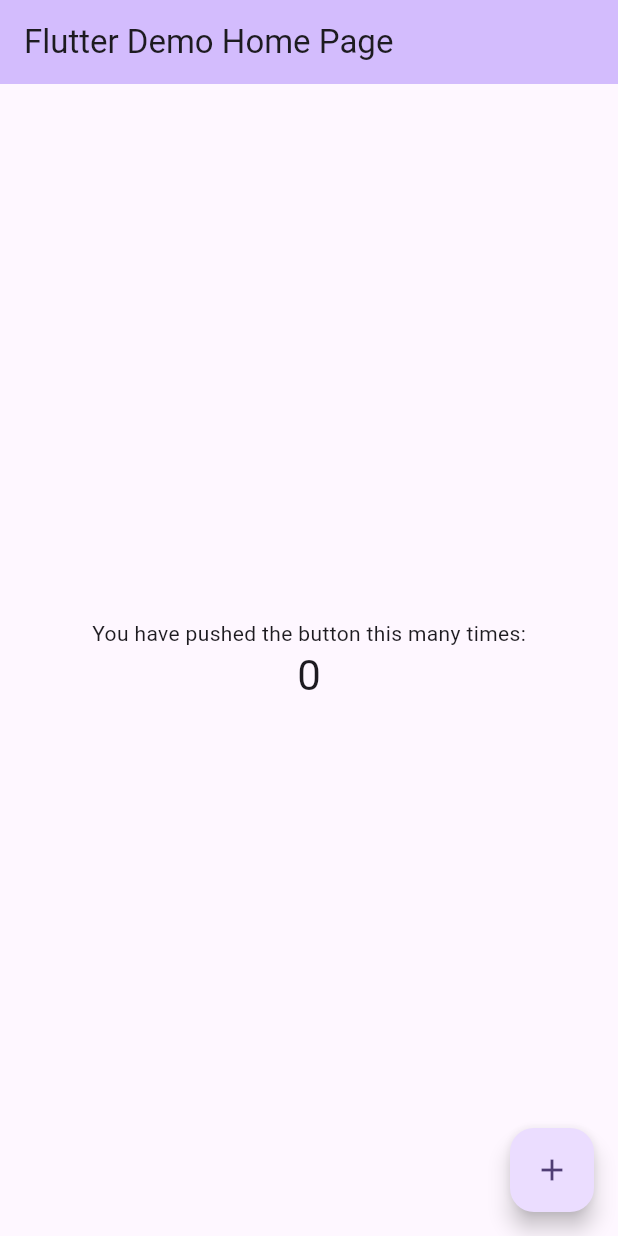
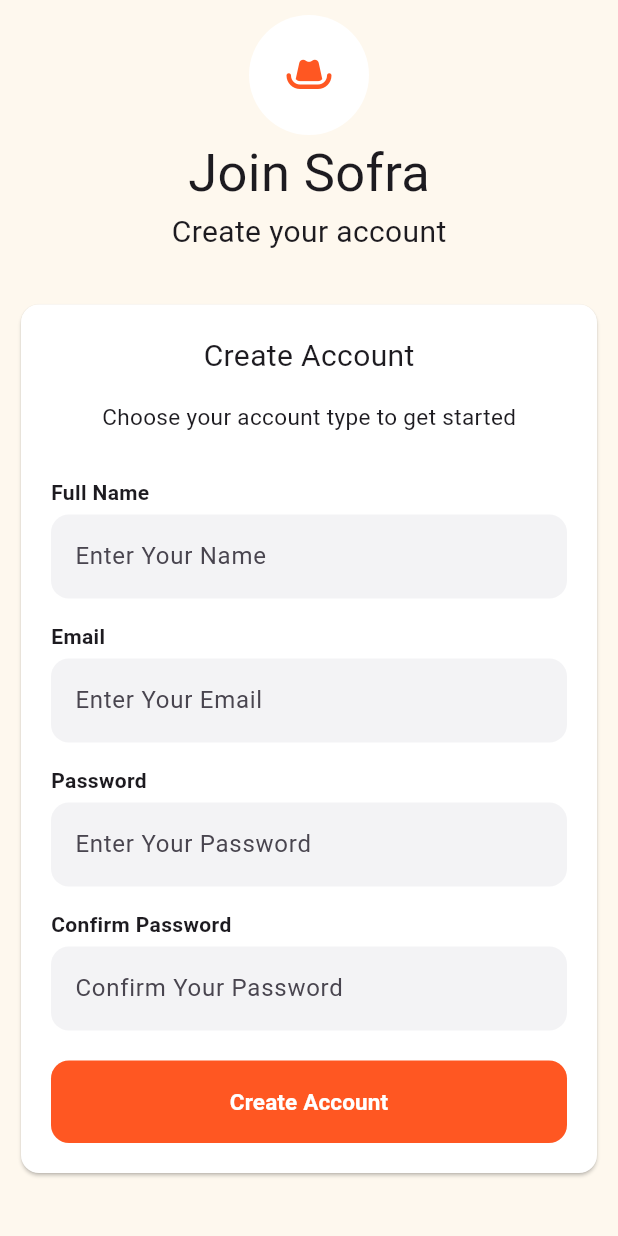
Before and after one commit to AhmedNasser1999/sofra_app, a Flutter app: the screen it shows after launch, on a phone screen of 412 x 824 dp. Run offline on Flutter 3.47's test engine with Material 3 defaults, Android fonts, the phone set to English and light mode, and no system bars; our stand-ins replace font_awesome_flutter.

Commit message:
feat(auth): finish signup UI

```diff
--- /dev/null
+++ b/lib/core/widgets/coustom_button.dart
@@ -0,0 +1,34 @@
+import 'package:flutter/material.dart';
+
+class CoustomButton extends StatelessWidget {
+  final VoidCallback onPressed;
+  final String title;
+  const CoustomButton({
+    super.key,
+    required this.onPressed,
+    required this.title,
+  });
+
+  @override
+  Widget build(BuildContext context) {
+    return Container(
+      decoration: BoxDecoration(
+        borderRadius: BorderRadius.circular(12.0),
+        color: Colors.deepOrange,
+      ),
+      width: double.infinity,
+      height: 55.0,
+      child: MaterialButton(
+        onPressed: onPressed,
+        child: Text(
+          title,
+          style: TextStyle(
+            fontSize: 15,
+            fontWeight: FontWeight.bold,
+            color: Colors.white,
+          ),
+        ),
+      ),
+    );
+  }
+}
--- /dev/null
+++ b/lib/core/widgets/coustom_text_form_filed.dart
@@ -0,0 +1,39 @@
+import 'package:flutter/material.dart';
+
+class CoustomTextFormFiled extends StatelessWidget {
+  final String lapelText;
+  final String hintText;
+  final TextEditingController controller;
+  const CoustomTextFormFiled({
+    super.key,
+    required this.lapelText,
+    required this.hintText,
+    required this.controller,
+  });
+
+  @override
+  Widget build(BuildContext context) {
+    return SizedBox(
+      child: Column(
+        crossAxisAlignment: CrossAxisAlignment.start,
+        children: [
+          Text(lapelText, style: TextStyle(fontWeight: FontWeight.bold)),
+          SizedBox(height: 5.0),
+
+          TextFormField(
+            controller: controller,
+            decoration: InputDecoration(
+              hintText: hintText,
+              border: OutlineInputBorder(
+                borderSide: BorderSide.none,
+                borderRadius: BorderRadius.circular(12),
+              ),
+              filled: true,
+              fillColor: Color(0xffF3F3F5),
+            ),
+          ),
+        ],
+      ),
+    );
+  }
+}
--- /dev/null
+++ b/lib/features/signup/presentation/view/signup_page.dart
@@ -0,0 +1,120 @@
+import 'package:flutter/material.dart';
+import 'package:font_awesome_flutter/font_awesome_flutter.dart';
+import 'package:sofra_app/core/widgets/coustom_button.dart';
+import 'package:sofra_app/core/widgets/coustom_text_form_filed.dart';
+
+class SignupPage extends StatelessWidget {
+  final TextEditingController fullNameController = TextEditingController();
+  final TextEditingController emailController = TextEditingController();
+  final TextEditingController passwordController = TextEditingController();
+  final TextEditingController confirmPasswordController =
+      TextEditingController();
+  SignupPage({super.key});
+
+  @override
+  Widget build(BuildContext context) {
+    return Scaffold(
+      backgroundColor: Color(0xffFEF8EE),
+      body: SafeArea(
+        child: Padding(
+          padding: const EdgeInsets.all(10.0),
+          child: SizedBox(
+            width: double.infinity,
+            child: SingleChildScrollView(
+              child: Column(
+                crossAxisAlignment: CrossAxisAlignment.center,
+                children: [
+                  CircleAvatar(
+                    radius: 40,
+                    backgroundColor: Colors.white,
+                    child: FaIcon(
+                      FontAwesomeIcons.hatCowboy,
+                      color: Colors.deepOrange,
+                    ),
+                  ),
+                  Text('Join Sofra', style: TextStyle(fontSize: 35.0)),
+                  Text('Create your account', style: TextStyle(fontSize: 20.0)),
+                  SizedBox(height: 30.0),
+                  SizedBox(
+                    width: double.infinity,
+                    child: Card(
+                      color: Color(0xffffffff),
+                      child: Padding(
+                        padding: const EdgeInsets.all(20.0),
+                        child: Column(
+                          children: [
+                            Text(
+                              'Create Account',
+                              style: TextStyle(fontSize: 20.0),
+                            ),
+                            SizedBox(height: 15.0),
+                            Text(
+                              'Choose your account type to get started',
+                              style: TextStyle(fontSize: 15.0),
+                            ),
+                            SizedBox(height: 30),
+                            CoustomTextFormFiled(
+                              lapelText: 'Full Name',
+                              hintText: 'Enter Your Name',
+                              controller: fullNameController,
+                            ),
+                            SizedBox(height: 15),
+                            CoustomTextFormFiled(
+                              lapelText: 'Email',
+                              hintText: 'Enter Your Email',
+                              controller: emailController,
+                            ),
+                            SizedBox(height: 15),
+
+                            CoustomTextFormFiled(
+                              lapelText: 'Password',
+                              hintText: 'Enter Your Password',
+                              controller: passwordController,
+                            ),
+                            SizedBox(height: 15),
+
+                            CoustomTextFormFiled(
+                              lapelText: 'Confirm Password',
+                              hintText: 'Confirm Your Password',
+                              controller: confirmPasswordController,
+                            ),
+                            SizedBox(height: 20.0),
+                            CoustomButton(
+                              onPressed: () {},
+                              title: 'Create Account',
+                            ),
+                          ],
+                        ),
+                      ),
+                    ),
+                  ),
+                  SizedBox(height: 20.0),
+                  Row(
+                    mainAxisAlignment: MainAxisAlignment.center,
+                    children: [
+                      Text(
+                        'Already have an account?',
+                        style: TextStyle(fontSize: 18.0),
+                      ),
+                      TextButton(
+                        onPressed: () {},
+
+                        child: Text(
+                          'Sign in',
+                          style: TextStyle(
+                            fontSize: 18.0,
+                            color: Colors.deepOrange,
+                          ),
+                        ),
+                      ),
+                    ],
+                  ),
+                ],
+              ),
+            ),
+          ),
+        ),
+      ),
+    );
+  }
+}
--- a/lib/main.dart
+++ b/lib/main.dart
@@ -1,4 +1,5 @@
 import 'package:flutter/material.dart';
+import 'package:sofra_app/features/signup/presentation/view/signup_page.dart';
 
 void main() {
   runApp(const MyApp());
@@ -7,116 +8,8 @@
 class MyApp extends StatelessWidget {
   const MyApp({super.key});
 
-  // This widget is the root of your application.
   @override
   Widget build(BuildContext context) {
-    return MaterialApp(
-      title: 'Flutter Demo',
-      theme: ThemeData(
-        // This is the theme of your application.
-        //
-        // TRY THIS: Try running your application with "flutter run". You'll see
-        // the application has a purple toolbar. Then, without quitting the app,
-        // try changing the seedColor in the colorScheme below to Colors.green
-        // and then invoke "hot reload" (save your changes or press the "hot
-        // reload" button in a Flutter-supported IDE, or press "r" if you used
-        // the command line to start the app).
-        //
-        // Notice that the counter didn't reset back to zero; the application
-        // state is not lost during the reload. To reset the state, use hot
-        // restart instead.
-        //
-        // This works for code too, not just values: Most code changes can be
-        // tested with just a hot reload.
-        colorScheme: ColorScheme.fromSeed(seedColor: Colors.deepPurple),
-      ),
-      home: const MyHomePage(title: 'Flutter Demo Home Page'),
-    );
+    return MaterialApp(debugShowCheckedModeBanner: false, home: SignupPage());
   }
 }
-
-class MyHomePage extends StatefulWidget {
-  const MyHomePage({super.key, required this.title});
-
-  // This widget is the home page of your application. It is stateful, meaning
-  // that it has a State object (defined below) that contains fields that affect
-  // how it looks.
-
-  // This class is the configuration for the state. It holds the values (in this
-  // case the title) provided by the parent (in this case the App widget) and
-  // used by the build method of the State. Fields in a Widget subclass are
-  // always marked "final".
-
-  final String title;
-
-  @override
-  State<MyHomePage> createState() => _MyHomePageState();
-}
-
-class _MyHomePageState extends State<MyHomePage> {
-  int _counter = 0;
-
-  void _incrementCounter() {
-    setState(() {
-      // This call to setState tells the Flutter framework that something has
-      // changed in this State, which causes it to rerun the build method below
-      // so that the display can reflect the updated values. If we changed
-      // _counter without calling setState(), then the build method would not be
-      // called again, and so nothing would appear to happen.
-      _counter++;
-    });
-  }
-
-  @override
-  Widget build(BuildContext context) {
-    // This method is rerun every time setState is called, for instance as done
-    // by the _incrementCounter method above.
-    //
-    // The Flutter framework has been optimized to make rerunning build methods
-    // fast, so that you can just rebuild anything that needs updating rather
-    // than having to individually change instances of widgets.
-    return Scaffold(
-      appBar: AppBar(
-        // TRY THIS: Try changing the color here to a specific color (to
-        // Colors.amber, perhaps?) and trigger a hot reload to see the AppBar
-        // change color while the other colors stay the same.
-        backgroundColor: Theme.of(context).colorScheme.inversePrimary,
-        // Here we take the value from the MyHomePage object that was created by
-        // the App.build method, and use it to set our appbar title.
-        title: Text(widget.title),
-      ),
-      body: Center(
-        // Center is a layout widget. It takes a single child and positions it
-        // in the middle of the parent.
-        child: Column(
-          // Column is also a layout widget. It takes a list of children and
-          // arranges them vertically. By default, it sizes itself to fit its
-          // children horizontally, and tries to be as tall as its parent.
-          //
-          // Column has various properties to control how it sizes itself and
-          // how it positions its children. Here we use mainAxisAlignment to
-          // center the children vertically; the main axis here is the vertical
-          // axis because Columns are vertical (the cross axis would be
-          // horizontal).
-          //
-          // TRY THIS: Invoke "debug painting" (choose the "Toggle Debug Paint"
-          // action in the IDE, or press "p" in the console), to see the
-          // wireframe for each widget.
-          mainAxisAlignment: MainAxisAlignment.center,
-          children: <Widget>[
-            const Text('You have pushed the button this many times:'),
-            Text(
-              '$_counter',
-              style: Theme.of(context).textTheme.headlineMedium,
-            ),
-          ],
-        ),
-      ),
-      floatingActionButton: FloatingActionButton(
-        onPressed: _incrementCounter,
-        tooltip: 'Increment',
-        child: const Icon(Icons.add),
-      ), // This trailing comma makes auto-formatting nicer for build methods.
-    );
-  }
-}
--- a/pubspec.yaml
+++ b/pubspec.yaml
@@ -21,7 +21,7 @@
   flutter_bloc:
   dartz:
   cached_network_image:
-
+  font_awesome_flutter:
 dev_dependencies:
   flutter_test:
     sdk: flutter
@@ -31,6 +31,7 @@
   json_serializable:
   flutter_lints:
 
+
 flutter:
   uses-material-design: true
 
```
Also changed, not shown: pubspec.lock, 3 other files.
